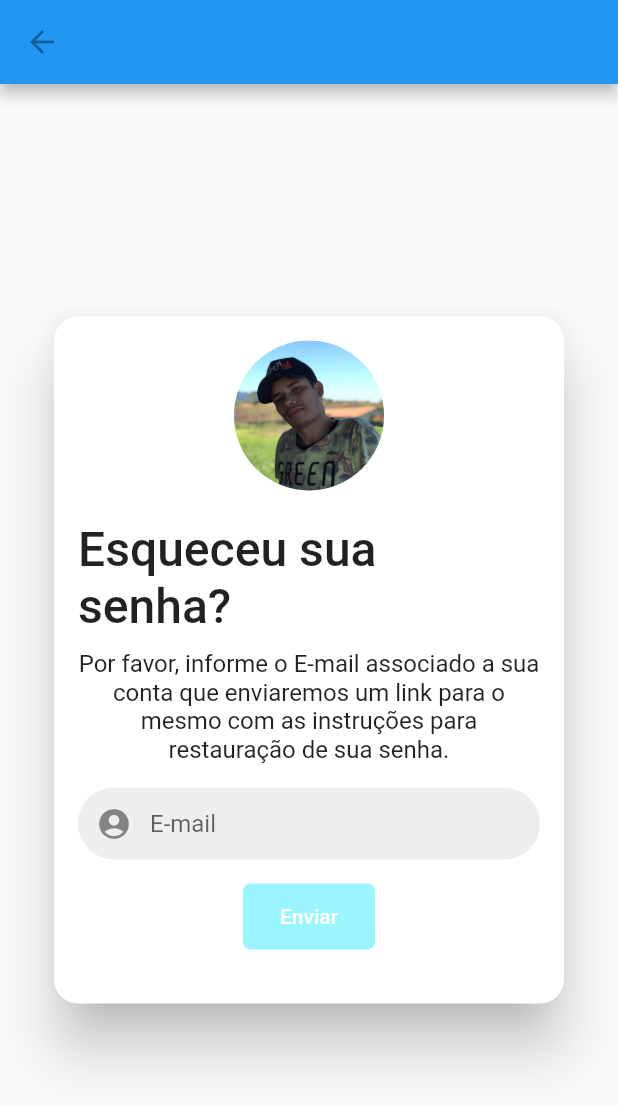
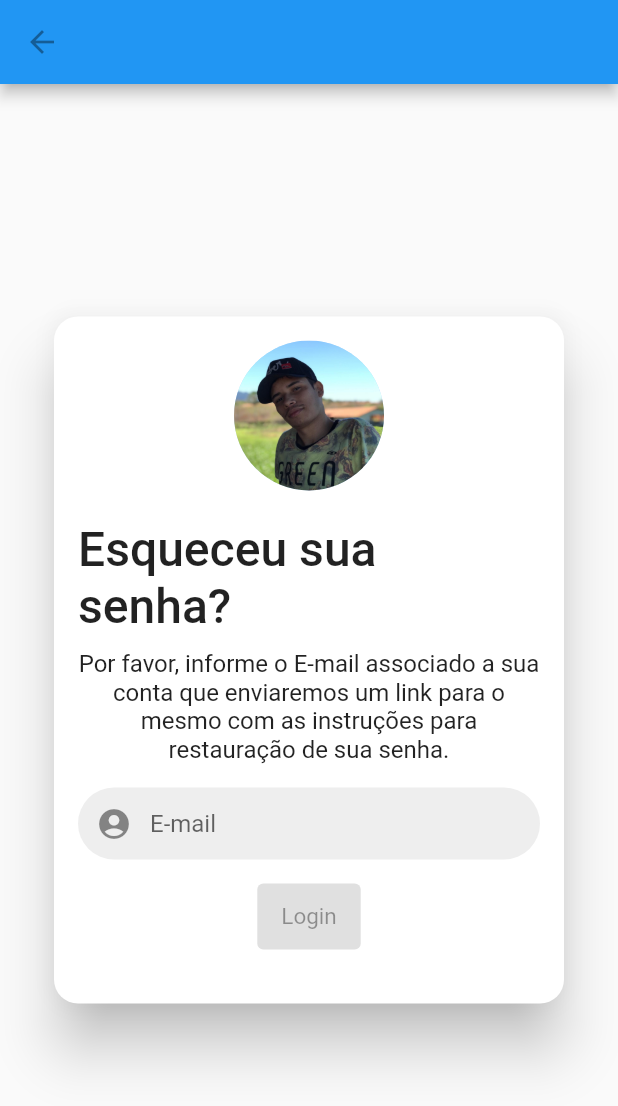
Before and after one commit to italo-santos-dev/mobx-login-flutter, a Flutter app: the ResetPasswordScreen screen opened directly, on a phone screen of 412 x 824 dp. Shown: the top 1106 px of the screen. Run offline on Flutter 3.47's test engine with Material 2 defaults, Android fonts, the phone set to English and light mode, and no system bars; our stand-ins replace flutter_mobx, mobx; generated files the repository leaves out were written again.

Commit message:
fix: login buttons fixes and forgot my password

```diff
--- a/lib/screens/reset_password_screen.dart
+++ b/lib/screens/reset_password_screen.dart
@@ -107,22 +107,20 @@ class _ResetPasswordScreenState extends State<ResetPasswordScreen> {
                           builder: (_) {
                             return SizedBox(
                               height: 44.0,
-                              child: RaisedButton(
-                                shape: RoundedRectangleBorder(
-                                  borderRadius: BorderRadius.circular(5),
+                              child: ElevatedButton(
+                                style: ElevatedButton.styleFrom(
+                                  backgroundColor: Theme.of(context).primaryColor,
+                                  textStyle: TextStyle(
+                                    fontSize: 15.0,
+                                  ),
                                 ),
+                                onPressed: loginStore.loginPressed,
                                 child: loginStore.loading
                                     ? CircularProgressIndicator(
-                                        valueColor: AlwaysStoppedAnimation(
-                                            Colors.white),
-                                      )
-                                    : Text('Enviar'),
-                                color: Theme.of(context).primaryColor,
-                                disabledColor: Theme.of(context)
-                                    .primaryColor
-                                    .withAlpha(100),
-                                textColor: Colors.white,
-                                onPressed: loginStore.loginEmail,
+                                  valueColor:
+                                  AlwaysStoppedAnimation(Colors.white),
+                                )
+                                    : Text('Login'),
                               ),
                             );
                           },
```
